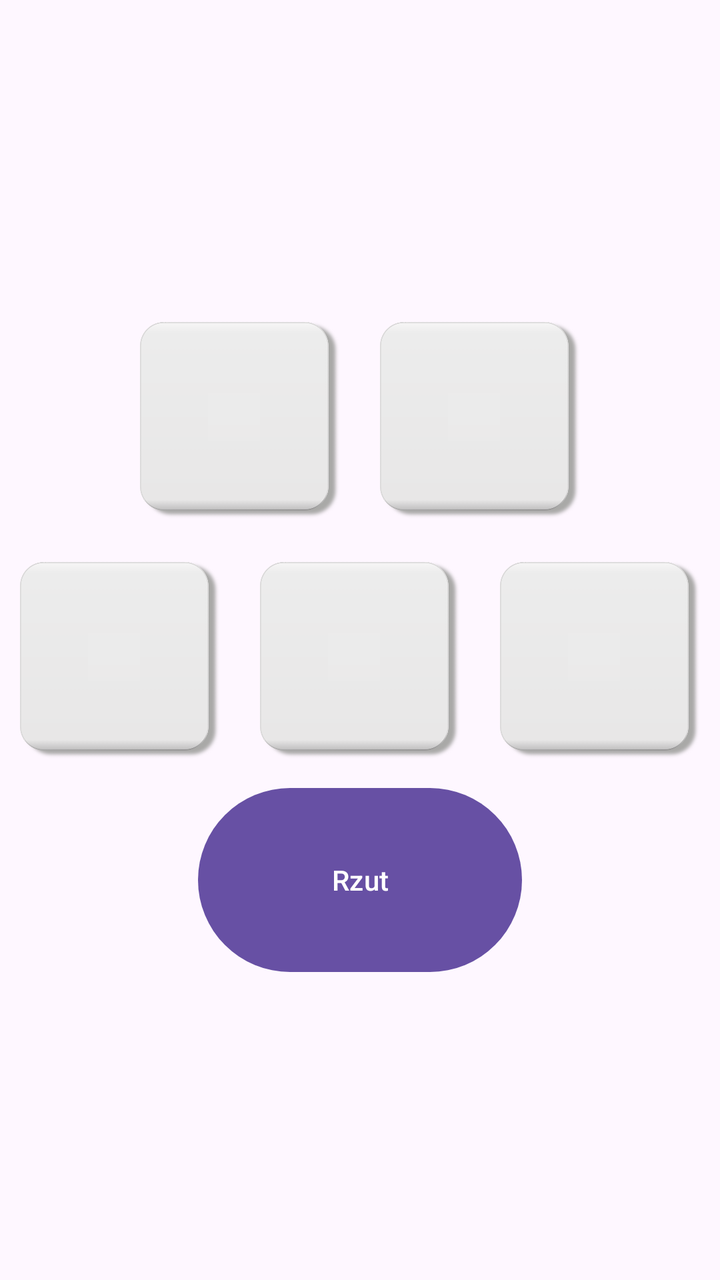
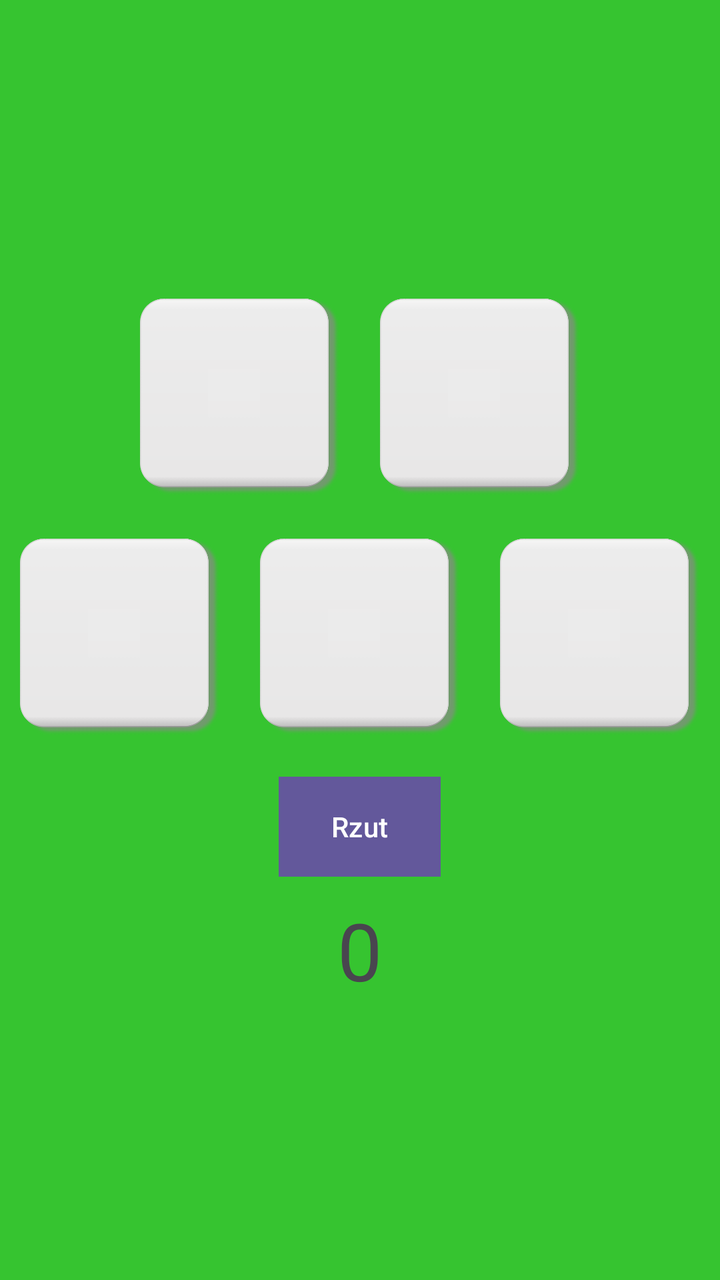

Screens rendered from an Android XML layout before and after an edit, with the pre-edit source and the edit as a unified diff.
<!-- AndroidManifest.xml: application theme Theme.EgazminStyczen2026 -->
<!-- res/layout/activity_main.xml -->
<?xml version="1.0" encoding="utf-8"?>
<LinearLayout
    xmlns:android="http://schemas.android.com/apk/res/android"
    xmlns:tools="http://schemas.android.com/tools"
    xmlns:app="http://schemas.android.com/apk/res-auto"
    android:id="@+id/main"
    android:layout_width="match_parent"
    android:layout_height="match_parent"
    android:orientation="vertical"
    android:gravity="center"
    tools:context=".MainActivity">


    <LinearLayout
        android:id="@+id/row1"
        android:layout_width="match_parent"
        android:layout_height="wrap_content"
        android:gravity="center"
        android:orientation="horizontal">

        <ImageView
            android:id="@+id/kosc0"
            android:layout_width="100dp"
            android:layout_height="100dp"
            app:srcCompat="@drawable/kosc0"
            android:layout_margin="10dp"
            />

        <ImageView
            android:id="@+id/kosc1"
            android:layout_width="100dp"
            android:layout_height="100dp"
            app:srcCompat="@drawable/kosc0"
            android:layout_margin="10dp"
            />
    </LinearLayout>

    <LinearLayout
        android:id="@+id/row2"
        android:layout_width="match_parent"
        android:layout_height="wrap_content"
        android:orientation="horizontal"
        android:gravity="center">

        <ImageView
            android:id="@+id/kosc2"
            android:layout_width="100dp"
            android:layout_height="100dp"
            app:srcCompat="@drawable/kosc0"
            android:layout_margin="10dp"
            />
        <ImageView
            android:id="@+id/kosc3"
            android:layout_width="100dp"
            android:layout_height="100dp"
            app:srcCompat="@drawable/kosc0"
            android:layout_margin="10dp"
            />
        <ImageView
            android:id="@+id/kosc4"
            android:layout_width="100dp"
            android:layout_height="100dp"
            app:srcCompat="@drawable/kosc0"
            android:layout_margin="10dp"
            />
    </LinearLayout>

    <LinearLayout
        android:id="@+id/row3"
        android:layout_width="match_parent"
        android:layout_height="wrap_content"
        android:orientation="horizontal"
        android:gravity="center">

        <Button
            android:layout_width="162dp"
            android:layout_height="100dp"
            android:text="Rzut"
            android:onClick="rzut"/>

    </LinearLayout>




</LinearLayout>
<!-- resources referenced by this layout -->
<resources>
  <!-- drawable kosc0: png bitmap (drawable, 36894 bytes) -->
  <style name="Theme.EgazminStyczen2026" parent="Base.Theme.EgazminStyczen2026" />
  <style name="Base.Theme.EgazminStyczen2026" parent="Theme.Material3.DayNight.NoActionBar">
          
          
      </style>
</resources>

<!-- the commit's change to res/layout/activity_main.xml (unified diff, before → after) -->
@@ -8,7 +8,8 @@
     android:layout_height="match_parent"
     android:orientation="vertical"
     android:gravity="center"
-    tools:context=".MainActivity">
+    tools:context=".MainActivity"
+    android:background="#ED27C121">
 
 
     <LinearLayout
@@ -24,6 +25,8 @@
             android:layout_height="100dp"
             app:srcCompat="@drawable/kosc0"
             android:layout_margin="10dp"
+            android:onClick="rzut"
+            android:tag="0"
             />
 
         <ImageView
@@ -32,6 +35,8 @@
             android:layout_height="100dp"
             app:srcCompat="@drawable/kosc0"
             android:layout_margin="10dp"
+            android:onClick="rzut"
+            android:tag="1"
             />
     </LinearLayout>
 
@@ -48,6 +53,8 @@
             android:layout_height="100dp"
             app:srcCompat="@drawable/kosc0"
             android:layout_margin="10dp"
+            android:onClick="rzut"
+            android:tag="2"
             />
         <ImageView
             android:id="@+id/kosc3"
@@ -55,6 +62,8 @@
             android:layout_height="100dp"
             app:srcCompat="@drawable/kosc0"
             android:layout_margin="10dp"
+            android:onClick="rzut"
+            android:tag="3"
             />
         <ImageView
             android:id="@+id/kosc4"
@@ -62,6 +71,8 @@
             android:layout_height="100dp"
             app:srcCompat="@drawable/kosc0"
             android:layout_margin="10dp"
+            android:onClick="rzut"
+            android:tag="4"
             />
     </LinearLayout>
 
@@ -73,14 +84,32 @@
         android:gravity="center">
 
         <Button
-            android:layout_width="162dp"
-            android:layout_height="100dp"
+            android:layout_width="81dp"
+            android:layout_height="50dp"
             android:text="Rzut"
-            android:onClick="rzut"/>
+            android:background="#ED275021"
+            android:layout_margin="10dp"
+            android:onClick="rzut"
+            android:tag="-1"/>
+
+    </LinearLayout>
+
+    <LinearLayout
+        android:id="@+id/row4"
+        android:layout_width="match_parent"
+        android:layout_height="wrap_content"
+        android:orientation="horizontal"
+        android:gravity="center">
+
+    <TextView
+        android:layout_width="wrap_content"
+        android:layout_height="wrap_content"
+        android:id="@+id/result"
+        android:text="0"
+        android:textSize="40dp"
+        />
 
     </LinearLayout>
 
 
-
-
 </LinearLayout>
